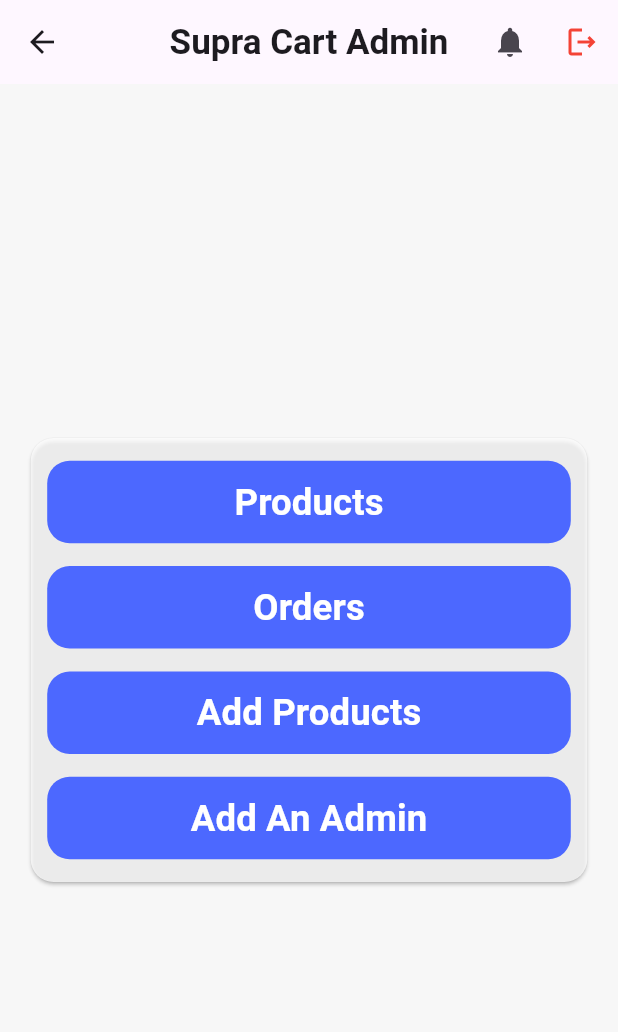
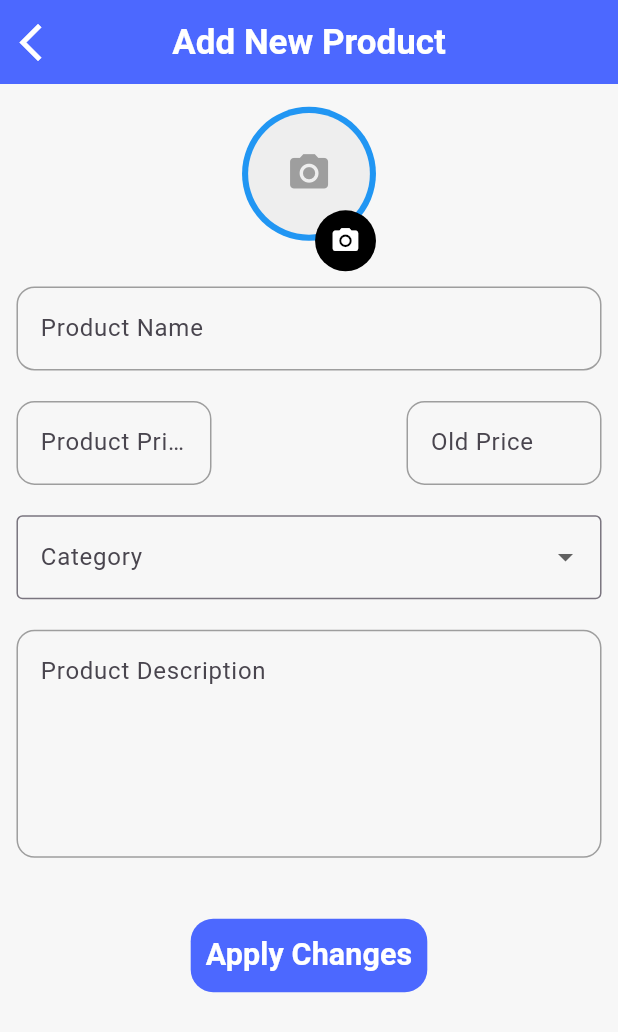
Before and after one commit to EngAhmed20/supra_cart_admin, a Flutter app: the HomeView screen opened by its route, after a tap on "Add Products", on a phone screen of 412 x 824 dp. Shown: the top 1032 px of the screen. Run offline on Flutter 3.47's test engine with Material 3 defaults, Android fonts, the phone set to English and light mode, and no system bars; our stand-ins replace cached_network_image, dartz, dio, flutter_screenutil, get_it, loading_animation_widget and 2 more; accounts and stored records are empty; network calls fail.

Commit message:
add product ui

```diff
--- a/lib/core/helper_function/on_generate_route.dart
+++ b/lib/core/helper_function/on_generate_route.dart
@@ -1,7 +1,9 @@
 import 'package:flutter/material.dart';
 import 'package:supra_cart_admin/features/auth/view/login_view.dart';
 import 'package:supra_cart_admin/features/home/view/home_view.dart';
+import 'package:supra_cart_admin/features/products/view/comments_view.dart';
 import 'package:supra_cart_admin/features/splash/view/splash_view.dart';
+import '../../features/products/view/add_product_view.dart';
 import '../../features/products/view/edit_product_view.dart';
 import '../../features/products/view/product_view.dart';
 Route<dynamic> onGenerateRoute(RouteSettings settings){
@@ -16,6 +18,10 @@ Route<dynamic> onGenerateRoute(RouteSettings settings){
       return MaterialPageRoute(builder: (_) => const ProductView());
     case EditProductView.routeName:
       return MaterialPageRoute(builder: (_) => const EditProductView());
+    case CommentsView.routeName:
+      return MaterialPageRoute(builder: (_) => const CommentsView());
+    case AddProductView.routeName:
+      return MaterialPageRoute(builder: (_) => const AddProductView());
       default:
       return MaterialPageRoute(builder: (_) => const Scaffold(
         body: Center(child: Text('Page not found')),
--- a/lib/features/home/view/widgets/home_view_body.dart
+++ b/lib/features/home/view/widgets/home_view_body.dart
@@ -1,6 +1,7 @@
 import 'package:flutter/material.dart';
 import 'package:flutter_screenutil/flutter_screenutil.dart';
 import 'package:supra_cart_admin/core/widgets/custom_text_button.dart';
+import 'package:supra_cart_admin/features/products/view/add_product_view.dart';
 
 import '../../../products/view/product_view.dart';
 
@@ -27,7 +28,9 @@ class HomeViewBody extends StatelessWidget {
               SizedBox(height: 15.h),
               CustomTextButton(text: 'Orders', onPressed: () {}),
               SizedBox(height: 15.h),
-              CustomTextButton(text: 'Add Products', onPressed: () {}),
+              CustomTextButton(text: 'Add Products', onPressed: () {
+                Navigator.pushNamed(context, AddProductView.routeName);
+              }),
               SizedBox(height: 15.h),
               CustomTextButton(text: 'Add An Admin', onPressed: () {}),
             ],
--- /dev/null
+++ b/lib/features/products/view/add_product_view.dart
@@ -0,0 +1,171 @@
+import 'package:flutter/material.dart';
+import 'package:supra_cart_admin/core/widgets/custom_app_bar.dart';
+import 'package:flutter_screenutil/flutter_screenutil.dart';
+import 'package:supra_cart_admin/core/style/app_text_styles.dart';
+import 'package:supra_cart_admin/core/widgets/custom_text_button.dart';
+import 'package:supra_cart_admin/core/widgets/custom_text_form.dart';
+import 'package:supra_cart_admin/features/products/view/widget/category_drop_down.dart';
+import '../../../core/helper_function/validators.dart';
+class AddProductView extends StatefulWidget {
+  const AddProductView({super.key});
+  static const String routeName = '/addProduct';
+
+  @override
+  State<AddProductView> createState() => _AddProductViewState();
+}
+
+class _AddProductViewState extends State<AddProductView> {
+  String? selectedCategory;
+  late TextEditingController productNameController;
+  late TextEditingController productPriceController;
+  late TextEditingController oldPriceController;
+  late TextEditingController productDescriptionController;
+  late GlobalKey<FormState> editProductFormKey;
+  late AutovalidateMode autovalidateMode =
+      AutovalidateMode.disabled;
+  @override
+  void initState() {
+    productNameController = TextEditingController();
+    productPriceController = TextEditingController();
+    oldPriceController = TextEditingController();
+    productDescriptionController = TextEditingController();
+    editProductFormKey = GlobalKey<FormState>();
+    super.initState();
+  }
+  dispose() {
+    productNameController.dispose();
+    productPriceController.dispose();
+    oldPriceController.dispose();
+    productDescriptionController.dispose();
+    editProductFormKey.currentState?.dispose();
+    print('dispose');
+    super.dispose();
+  }
+
+  @override
+  Widget build(BuildContext context) {
+
+    return Scaffold(
+      appBar: customAppBar(context, title: 'Add New Product'),
+      body: Padding(
+        padding: EdgeInsets.symmetric(horizontal: 10.w, vertical: 15.h),
+        child: Form(
+            key: editProductFormKey,
+            autovalidateMode: autovalidateMode,
+            child:CustomScrollView(
+              slivers: [
+                SliverToBoxAdapter(
+                  child:
+                  Column(
+                    children: [
+                      Stack(
+                        clipBehavior: Clip.none,
+                        children: [
+                          CircleAvatar(
+                            radius: 44.r,
+                            backgroundColor: Colors.blue,
+                            child: CircleAvatar(
+                              radius: 40.r,
+                              backgroundColor: Colors.grey[200],
+                               //backgroundImage: ,
+                              child: Icon(Icons.camera_alt, size: 30.sp, color: Colors.grey),
+                            ),
+                          ),
+                          Positioned(
+                            bottom: -20.h,
+                            right: 0.w,
+                            child: CircleAvatar(
+                              radius: 20.r,
+                              backgroundColor: Colors.black,
+                              child: IconButton(
+                                icon: Icon(Icons.camera_alt, size: 20.sp, color: Colors.white),
+                                onPressed: () {
+                                  // فتح الصور أو الكاميرا لتغيير الصورة
+                                },
+                              ),
+                            ),
+                          ),
+                        ],
+                      ),
+                      SizedBox(height: 30.h),
+
+                      CustomTextFormField(hintText: 'Product Name',
+                        controller:  productNameController,
+                        validator: (String? val) {
+                          return FormValidators.validateProductName(val);},
+
+                      ),
+                      SizedBox(height: 20.h),
+                      Row(
+                        children: [
+                          Flexible(
+                            child: CustomTextFormField(
+                              hintText: 'Product Price',
+                              keyboardType: TextInputType.number,
+                              controller: productPriceController,
+                              validator: (String? val) {
+                                return FormValidators.validateProductPrice(val);
+                              },
+                            ),
+                          ),
+                          Spacer(),
+                          Flexible(
+                            child: CustomTextFormField(
+                              hintText: 'Old Price',
+                              keyboardType: TextInputType.number,
+                            ),
+                          ),
+                        ],
+                      ),
+                      SizedBox(height: 20.h),
+                      CategoryDropdown(
+                        selectedCategory: selectedCategory,
+                        onChanged: (String? val) {
+                          selectedCategory = val;
+                          setState(() {});
+                        },
+                        validator: (String? val) {
+                          return FormValidators.validateProductCategory(val);
+                        },
+                      ),
+                      SizedBox(height: 20.h),
+                      CustomTextFormField(
+                        hintText: 'Product Description',
+                        maxLines: 5,
+                        controller: productDescriptionController,
+                        validator: (String? val) {
+                          return FormValidators.validateProductDescription(val);
+                        },
+                        keyboardType: TextInputType.multiline,
+                      ),
+                      SizedBox(height: 40.h),
+                      Center(
+                        child: CustomTextButton(
+                          onPressed: () {
+                            if (editProductFormKey.currentState!.validate()) {
+                              // Handle the form submission logic here
+                              // For example, you can call a method to update the product
+                              print('Product updated successfully');
+                              setState(() {
+                                autovalidateMode = AutovalidateMode.disabled;
+                              });
+                            } else {
+                              setState(() {
+                                autovalidateMode = AutovalidateMode.always;
+                              });
+                            }
+                          },
+                          text: 'Apply Changes',
+                          style: textStyle.Bold20.copyWith(color: Colors.white),
+                        ),
+                      ),
+                    ],
+                  ),
+                ),
+              ],
+            )
+        ),
+      ),
+    );
+  }
+}
--- a/lib/features/products/view/widget/product_view_body.dart
+++ b/lib/features/products/view/widget/product_view_body.dart
@@ -1,5 +1,6 @@
 import 'package:flutter/material.dart';
 import 'package:flutter_screenutil/flutter_screenutil.dart';
+import 'package:supra_cart_admin/features/products/view/comments_view.dart';
 import 'package:supra_cart_admin/features/products/view/edit_product_view.dart';
 import 'package:supra_cart_admin/features/products/view/widget/product_card.dart';
 
@@ -15,7 +16,10 @@ class ProductViewBody extends StatelessWidget {
       productPrice: 120,productOldPrice: 200,editProductFun: (){
         Navigator.pushNamed(context,EditProductView.routeName);
       },
-    viewProductFeedbackFun: (){},deleteProductFun: (){},),
+    viewProductFeedbackFun: (){
+      Navigator.pushNamed(context,CommentsView.routeName);
+
+    },deleteProductFun: (){},),
         separatorBuilder: (context,index)=>Container(height: 5.h,), itemCount: 10);
 
   }
```
Also changed, not shown: lib/core/widgets/product_list.dart (deleted, +0 -181 lines), lib/features/products/view/comments_view.dart (added, +17 -0 lines), lib/features/products/view/widget/comment_list.dart (added, +49 -0 lines).
